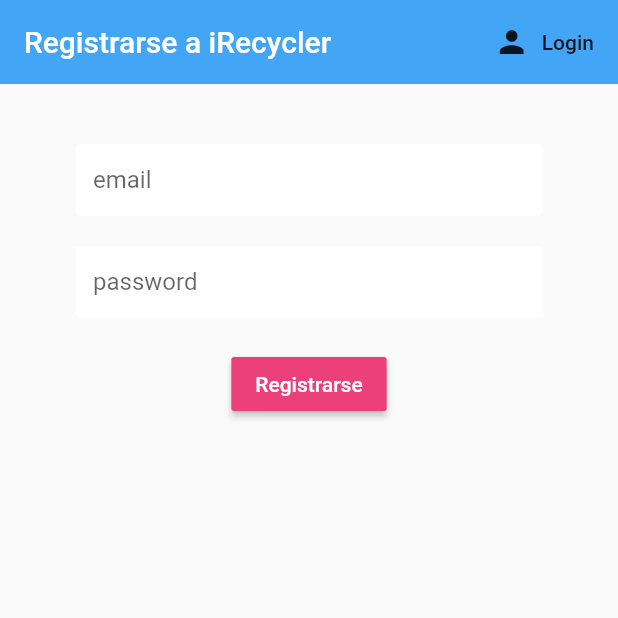
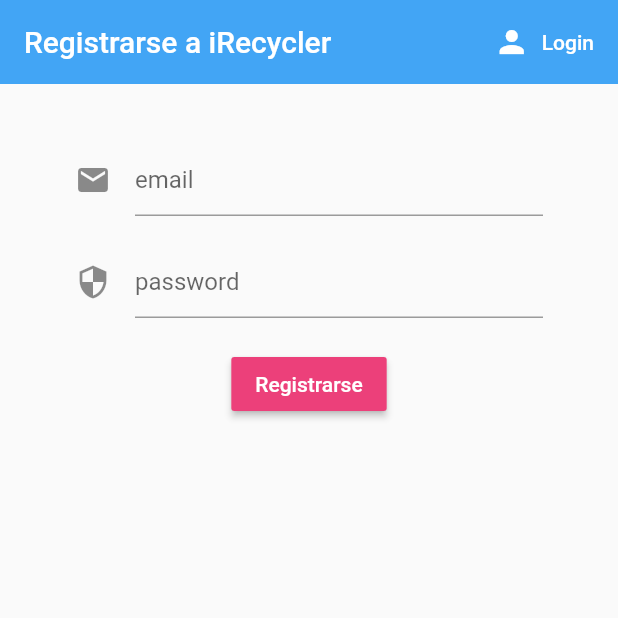
Before and after one commit to ManuelEV/iRecycler-Mobile, a Flutter app: the screen it shows after launch, after a tap on "Registrarse", on a phone screen of 412 x 824 dp, the top half of it. Run offline on Flutter 3.47's test engine with Material 2 defaults, Android fonts, the phone set to English and light mode, and no system bars; our stand-ins replace charts_flutter, cloud_firestore, firebase_auth, flutter_spinkit, google_maps_flutter, image_picker and 1 more; accounts and stored records are empty.

Commit message:
Se agregan los cambios visuales

```diff
--- a/irecycler_mobile/lib/auth/register.dart
+++ b/irecycler_mobile/lib/auth/register.dart
@@ -35,6 +35,7 @@ class _RegisterState extends State<Register> {
           FlatButton.icon(
             icon: Icon(Icons.person),
             label: Text('Login'),
+            textColor: Colors.white,
             onPressed: () => widget.toggleView(),
           ),
         ],
@@ -47,7 +48,10 @@ class _RegisterState extends State<Register> {
             children: <Widget>[
               SizedBox(height: 20.0),
               TextFormField(
-                decoration: textInputDecoration.copyWith(hintText: 'email'),
+                decoration: const InputDecoration(
+                  hintText: 'email',
+                  icon: Icon(Icons.mail)
+                ),
                 validator: (val) => val.isEmpty ? 'Enter an email' : null,
                 onChanged: (val) {
                   setState(() => email = val);
@@ -55,7 +59,10 @@ class _RegisterState extends State<Register> {
               ),
               SizedBox(height: 20.0),
               TextFormField(
-                decoration: textInputDecoration.copyWith(hintText: 'password'),
+                decoration: const InputDecoration(
+                  hintText: 'password',
+                  icon: Icon(Icons.security)
+                ),
                 obscureText: true,
                 validator: (val) => val.length < 6 ? 'Enter a password 6+ chars long' : null,
                 onChanged: (val) {
--- a/irecycler_mobile/lib/auth/sign_in.dart
+++ b/irecycler_mobile/lib/auth/sign_in.dart
@@ -35,6 +35,7 @@ class _SignInState extends State<SignIn> {
           FlatButton.icon(
             icon: Icon(Icons.person),
             label: Text('Registrarse'),
+            textColor: Colors.white,
             onPressed: () => widget.toggleView(),
           ),
         ],
@@ -47,7 +48,11 @@ class _SignInState extends State<SignIn> {
             children: <Widget>[
               SizedBox(height: 20.0),
               TextFormField(
-                decoration: textInputDecoration.copyWith(hintText: 'email'),
+                decoration: const InputDecoration(
+                  hintText: 'email',
+                  icon: Icon(Icons.mail)
+                ),
+                //textInputDecoration.copyWith(hintText: 'email'),
                 validator: (val) => val.isEmpty ? 'Enter an email' : null,
                 onChanged: (val) {
                   setState(() => email = val);
@@ -56,7 +61,11 @@ class _SignInState extends State<SignIn> {
               SizedBox(height: 20.0),
               TextFormField(
                 obscureText: true,
-                decoration: textInputDecoration.copyWith(hintText: 'password'),
+                decoration: const InputDecoration(
+                  hintText: 'password',
+                  icon: Icon(Icons.security)
+                ),
+                //textInputDecoration.copyWith(hintText: 'password'),
                 validator: (val) => val.length < 6 ? 'Enter a password 6+ chars long' : null,
                 onChanged: (val) {
                   setState(() => password = val);
--- a/irecycler_mobile/lib/main.dart
+++ b/irecycler_mobile/lib/main.dart
@@ -2,6 +2,7 @@ import 'package:flutter/material.dart';
 import 'package:irecycler_mobile/models/user.dart';
 import 'package:irecycler_mobile/routes/routes.dart';
 import 'package:irecycler_mobile/services/auth.dart';
+import 'package:irecycler_mobile/shared/app_theme.dart';
 import 'package:provider/provider.dart';
 
 import 'auth/wrapper.dart';
@@ -18,6 +19,8 @@ class MyApp extends StatelessWidget {
       value: AuthService().user,
       child: MaterialApp(
         home: Wrapper(),
+        theme: AppTheme.lightTheme,
+        darkTheme: AppTheme.darkTheme,
         initialRoute: Wrapper.routeName,
         routes: getRoutes()
       )
--- a/irecycler_mobile/lib/screens/my_points_screen.dart
+++ b/irecycler_mobile/lib/screens/my_points_screen.dart
@@ -2,6 +2,7 @@ import 'package:flutter/material.dart';
 import 'package:irecycler_mobile/models/point.dart';
 import 'dart:io';
 import 'package:charts_flutter/flutter.dart' as charts;
+import 'package:irecycler_mobile/screens/drawer_page.dart';
 import 'package:irecycler_mobile/widgets/graph_widget.dart';
 
 class MyPointsScreen extends StatefulWidget {
@@ -75,6 +76,7 @@ class _MyPointsScreenState extends State<MyPointsScreen> {
         ],
         title: Text('Mis puntos de reciclaje'),
       ),
+      drawer: DrawerPage(),
       body: ListView.builder(
         itemCount: this.points.length,
         itemBuilder: (context, index) {
--- /dev/null
+++ b/irecycler_mobile/lib/shared/app_theme.dart
@@ -0,0 +1,15 @@
+import 'package:flutter/material.dart';
+
+class AppTheme {
+  //
+  AppTheme._();
+
+  static final ThemeData lightTheme = ThemeData(
+    brightness: Brightness.light,
+    primaryColor: Colors.red,
+  );
+
+  static final ThemeData darkTheme = ThemeData(
+    brightness: Brightness.dark,
+  );
+}
```
Also changed, not shown: irecycler_mobile/lib/screens/drawer_page.dart (+22 -9 lines), irecycler_mobile/lib/screens/home.dart (+1 -12 lines), irecycler_mobile/lib/screens/points_on_map_screen..dart (+5 -11 lines), irecycler_mobile/lib/screens/select_point_map_screen.dart (+3 -9 lines), irecycler_mobile/pubspec.lock.
